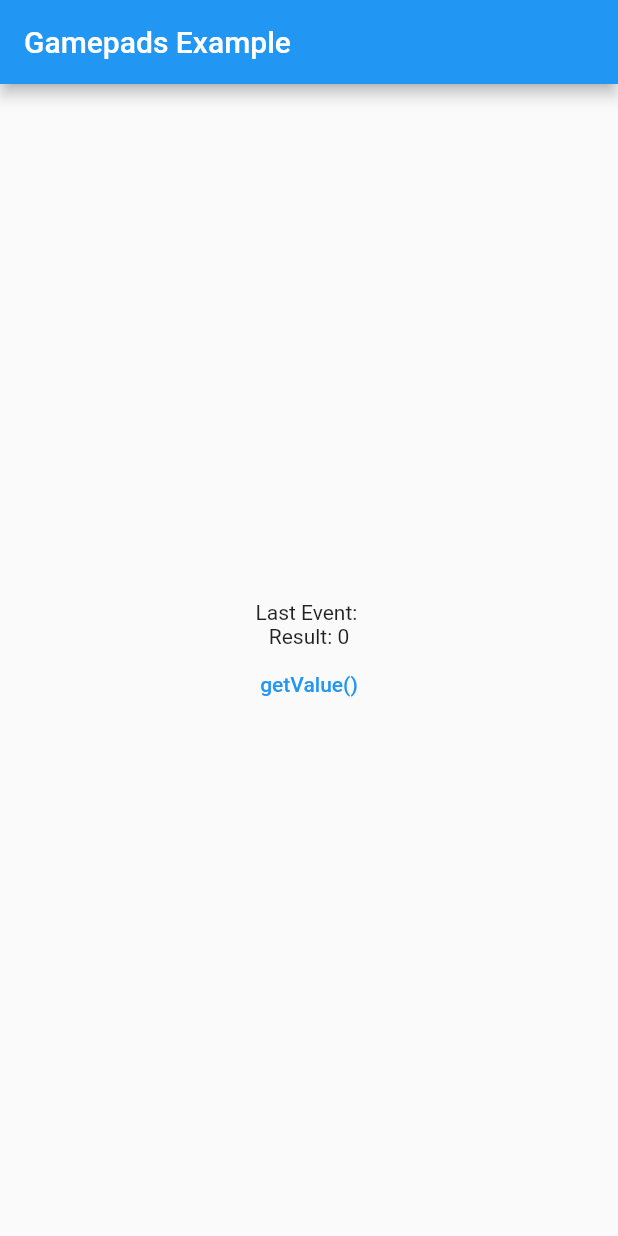
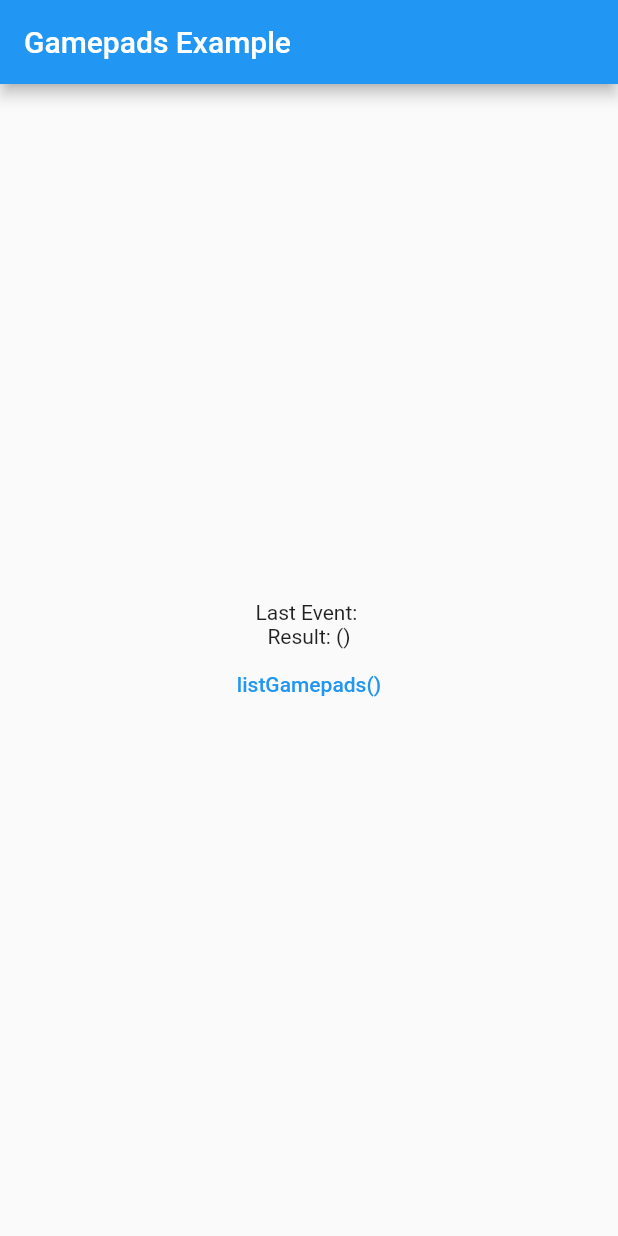
Before and after one commit to flame-engine/gamepads, a Flutter app: the screen it shows after launch, on a phone screen of 412 x 824 dp. Run offline on Flutter 3.47's test engine with Material 2 defaults, Android fonts, the phone set to English and light mode, and no system bars; our stand-ins replace plugin_platform_interface.

Commit message:
Add listGamepads method

```diff
--- a/packages/gamepads/example/lib/main.dart
+++ b/packages/gamepads/example/lib/main.dart
@@ -32,11 +32,11 @@ class _MyHomePageState extends State<MyHomePage> {
 
   String _lastEvent = '';
   bool loading = false;
-  int _response = 0;
+  List<GamepadController> _response = [];
 
   Future<void> _getValue() async {
     setState(() => loading = true);
-    final response = await _gamepad.getValue();
+    final response = await _gamepad.listGamepads();
     setState(() {
       _response = response;
       loading = false;
@@ -63,10 +63,10 @@ class _MyHomePageState extends State<MyHomePage> {
                 return Text('Last Event: $_lastEvent');
               },
             ),
-            Text('Result: $_response'),
+            Text('Result: ${_response.map((e) => e.id)}'),
             TextButton(
               onPressed: _getValue,
-              child: const Text('getValue()'),
+              child: const Text('listGamepads()'),
             ),
           ],
         ),
--- a/packages/gamepads/lib/gamepads.dart
+++ b/packages/gamepads/lib/gamepads.dart
@@ -1 +1,4 @@
+export 'package:gamepads_platform_interface/api/gamepad_controller.dart';
+export 'package:gamepads_platform_interface/api/gamepad_event.dart';
+
 export 'src/gamepad.dart';
--- a/packages/gamepads/lib/src/gamepad.dart
+++ b/packages/gamepads/lib/src/gamepad.dart
@@ -1,12 +1,13 @@
 library gamepads;
 
+import 'package:gamepads_platform_interface/api/gamepad_controller.dart';
 import 'package:gamepads_platform_interface/api/gamepad_event.dart';
 import 'package:gamepads_platform_interface/gamepads_platform_interface.dart';
 
 class Gamepad {
   static final _platform = GamepadsPlatformInterface.instance;
 
-  Future<int> getValue() => _platform.getValue();
+  Future<List<GamepadController>> listGamepads() => _platform.listGamepads();
 
   Stream<GamepadEvent> get gamepadEventsStream => _platform.gamepadEventsStream;
 }
--- /dev/null
+++ b/packages/gamepads_platform_interface/lib/api/gamepad_controller.dart
@@ -0,0 +1,9 @@
+class GamepadController {
+  final String id;
+  GamepadController({required this.id});
+
+  factory GamepadController.parse(Map<dynamic, dynamic> map) {
+    final id = map['id']! as String;
+    return GamepadController(id: id);
+  }
+}
--- a/packages/gamepads_platform_interface/lib/api/gamepad_event.dart
+++ b/packages/gamepads_platform_interface/lib/api/gamepad_event.dart
@@ -1,4 +1,16 @@
 class GamepadEvent {
+  final String gamepadId;
   final String value;
-  GamepadEvent({required this.value});
+
+  GamepadEvent({
+    required this.gamepadId,
+    required this.value,
+  });
+
+  factory GamepadEvent.parse(Map<dynamic, dynamic> map) {
+    final gamepadId = map['gamepadId'] as String;
+    final value = map['value'] as String;
+
+    return GamepadEvent(gamepadId: gamepadId, value: value);
+  }
 }
--- a/packages/gamepads_platform_interface/lib/gamepads_platform_interface.dart
+++ b/packages/gamepads_platform_interface/lib/gamepads_platform_interface.dart
@@ -1,3 +1,4 @@
+import 'package:gamepads_platform_interface/api/gamepad_controller.dart';
 import 'package:gamepads_platform_interface/api/gamepad_event.dart';
 import 'package:gamepads_platform_interface/method_channel_gamepads_platform_interface.dart';
 import 'package:plugin_platform_interface/plugin_platform_interface.dart';
@@ -16,7 +17,7 @@ abstract class GamepadsPlatformInterface extends PlatformInterface {
   static GamepadsPlatformInterface instance =
       MethodChannelGamepadsPlatformInterface();
 
-  Future<int> getValue();
+  Future<List<GamepadController>> listGamepads();
 
   Stream<GamepadEvent> get gamepadEventsStream;
 }
--- a/packages/gamepads_platform_interface/lib/method_channel_gamepads_platform_interface.dart
+++ b/packages/gamepads_platform_interface/lib/method_channel_gamepads_platform_interface.dart
@@ -2,6 +2,7 @@ import 'dart:async';
 
 import 'package:flutter/foundation.dart';
 import 'package:flutter/services.dart';
+import 'package:gamepads_platform_interface/api/gamepad_controller.dart';
 import 'package:gamepads_platform_interface/api/gamepad_event.dart';
 import 'package:gamepads_platform_interface/gamepads_platform_interface.dart';
 import 'package:gamepads_platform_interface/method_channel_interface.dart';
@@ -14,16 +15,20 @@ class MethodChannelGamepadsPlatformInterface extends GamepadsPlatformInterface {
   }
 
   @override
-  Future<int> getValue() async {
-    final result = await _channel.compute<int>('getValue', <String, dynamic>{});
-    return result!;
+  Future<List<GamepadController>> listGamepads() async {
+    final result = await _channel.compute<List<Object?>>(
+      'listGamepads',
+      <String, dynamic>{},
+    );
+    return result!.map((Object? e) {
+      return GamepadController.parse(e! as Map<dynamic, dynamic>);
+    }).toList();
   }
 
   Future<void> platformCallHandler(MethodCall call) async {
     switch (call.method) {
       case 'onGamepadEvent':
-        final value = call.getString('value');
-        emitGamepadEvent(GamepadEvent(value: value));
+        emitGamepadEvent(GamepadEvent.parse(call.args));
         break;
     }
   }
```
Also changed, not shown: 4 other files.
